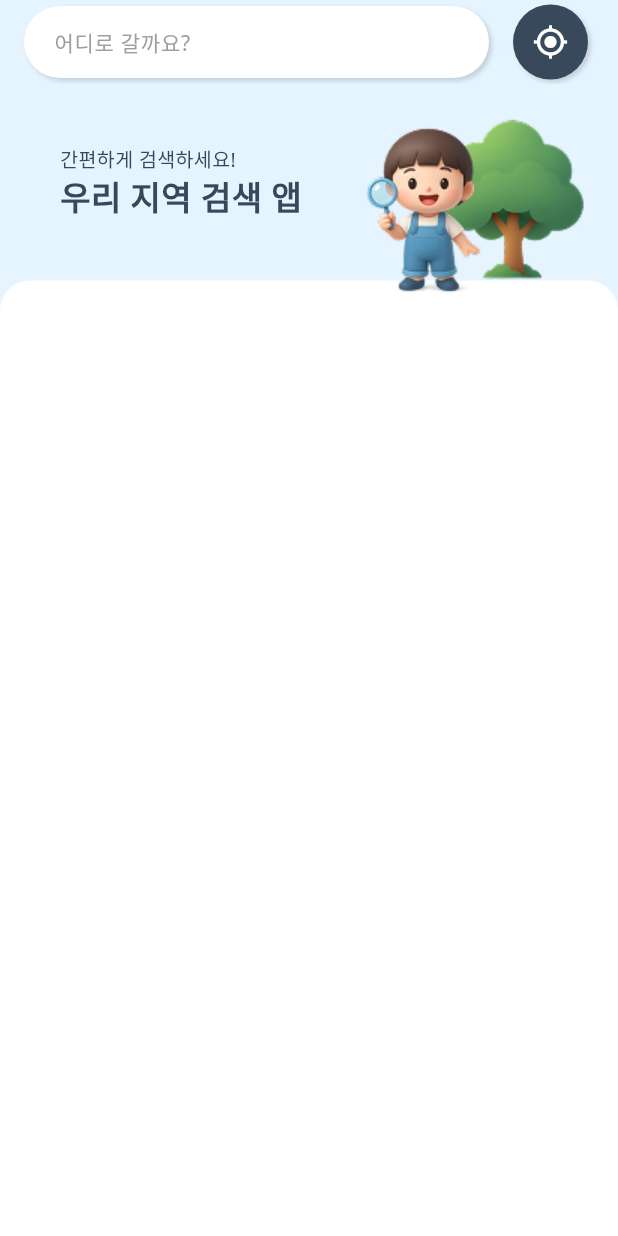
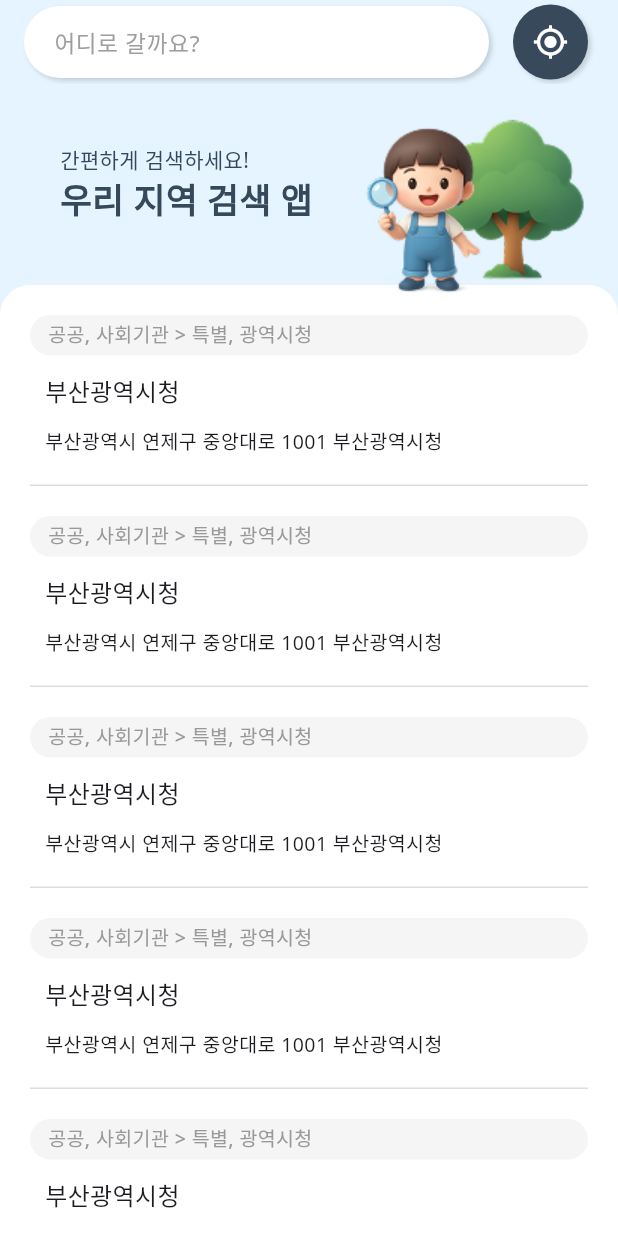
Before and after one commit to moong414/flutter_location_app, a Flutter app: the screen it shows after launch, on a phone screen of 412 x 824 dp. Run offline on Flutter 3.47's test engine with Material 3 defaults, Android fonts, the phone set to English and light mode, and no system bars.

Commit message:
feat: 홈페이지 위젯 나눔/seartch_item 추가

```diff
--- a/lib/home_page/home_page.dart
+++ b/lib/home_page/home_page.dart
@@ -1,6 +1,8 @@
 import 'dart:io';
-
 import 'package:flutter/material.dart';
+import 'package:flutter_location_app/home_page/widgets/search_item.dart';
+import 'package:flutter_location_app/widgets/search_appbar.dart';
+import 'package:flutter_location_app/home_page/widgets/homepage_title.dart';
 
 class HomePage extends StatelessWidget {
   @override
@@ -11,82 +13,27 @@ class HomePage extends StatelessWidget {
       },
       child: Scaffold(
         backgroundColor: Color(0xffE5F4FF),
-        appBar: AppBar(
-          backgroundColor: Color(0xffE5F4FF),
-          title: Container(
-            padding: EdgeInsets.only(left: 20),
-            decoration: BoxDecoration(
-              color: Colors.white,
-              borderRadius: BorderRadius.circular(50),
-              boxShadow: [
-                BoxShadow(
-                  color: Color(0x26000000),
-                  offset: Offset(2, 2),
-                  blurRadius: 2,
-                ),
-              ],
-            ),
-            child: TextField(
-              decoration: InputDecoration(
-                hintText: '어디로 갈까요?',
-                hintStyle: TextStyle(color: Colors.grey, fontSize: 14),
-                border: InputBorder.none,
-              ),
-            ),
-          ),
-          actions: [
-            GestureDetector(
-              onTap: () {},
-              child: Container(
-                width: 50,
-                height: 50,
-                decoration: BoxDecoration(
-                  color: Color(0xff37495B),
-                  borderRadius: BorderRadius.circular(50),
-                  boxShadow: [
-                    BoxShadow(
-                      color: Color(0x26000000),
-                      offset: Offset(2, 2),
-                      blurRadius: 2,
-                    ),
-                  ],
-                ),
-                child: Icon(Icons.gps_fixed, color: Colors.white),
-              ),
-            ),
-            SizedBox(width: 20),
-          ],
-        ),
+        appBar: homepageAppbar(),
         body: Stack(
           children: [
             Column(
               children: [
-                Container(
-                  width: double.infinity,
-                  padding: EdgeInsets.all(40),
-                  child: Column(
-                    crossAxisAlignment: CrossAxisAlignment.start,
-                    children: [
-                      Text(
-                        '간편하게 검색하세요!',
-                        style: TextStyle(
-                          fontSize: 13,
-                          color: Color(0xff36495b),
-                        ),
-                      ),
-                      Text('우리 지역 검색 앱', style: TextStyle(fontSize: 22, color: Color(0xff36495b), fontWeight: FontWeight.w900)),
-                    ],
-                  ),
-                ),
-
+                homepageTitle(),
                 Expanded(
                   child: Container(
+                    padding: EdgeInsets.symmetric(horizontal: 20),
                     decoration: BoxDecoration(
                       color: Colors.white,
                       borderRadius: BorderRadius.only(
                         topLeft: Radius.circular(20),
                         topRight: Radius.circular(20),
                       ),
+                    ),
+                    child: ListView.builder(
+                      itemCount: 10,
+                      itemBuilder: (context, index) {
+                        return searchItem();
+                      },
                     ),
                   ),
                 ),
--- /dev/null
+++ b/lib/home_page/widgets/homepage_title.dart
@@ -0,0 +1,25 @@
+import 'package:flutter/material.dart';
+
+Container homepageTitle() {
+  return Container(
+    width: double.infinity,
+    padding: EdgeInsets.all(40),
+    child: Column(
+      crossAxisAlignment: CrossAxisAlignment.start,
+      children: [
+        Text(
+          '간편하게 검색하세요!',
+          style: TextStyle(fontSize: 14, color: Color(0xff36495b)),
+        ),
+        Text(
+          '우리 지역 검색 앱',
+          style: TextStyle(
+            fontSize: 23,
+            color: Color(0xff36495b),
+            fontWeight: FontWeight.w900,
+          ),
+        ),
+      ],
+    ),
+  );
+}
--- /dev/null
+++ b/lib/home_page/widgets/search_item.dart
@@ -0,0 +1,42 @@
+import 'package:flutter/material.dart';
+
+Container searchItem() {
+    return Container(
+      padding: EdgeInsets.symmetric(vertical: 20),
+      decoration: BoxDecoration(
+        border: Border(bottom: BorderSide(color: Color(0xffdddddd))),
+      ),
+      child: Column(
+        crossAxisAlignment: CrossAxisAlignment.start,
+        children: [
+          Container(
+            width: double.infinity,
+            padding: EdgeInsets.fromLTRB(12, 3, 12, 5),
+            decoration: BoxDecoration(
+              color: Color(0xfff5f5f5),
+              borderRadius: BorderRadius.circular(30),
+            ),
+            child: Text(
+              '공공, 사회기관 > 특별, 광역시청',
+              style: TextStyle(
+                color: Color(0xff999999),
+                fontWeight: FontWeight.w500,
+                fontSize: 13,
+              ),
+            ),
+          ),
+          Padding(
+            padding: const EdgeInsets.symmetric(horizontal: 10, vertical: 12),
+            child: Text('부산광역시청', style: TextStyle(fontSize: 16)),
+          ),
+          Padding(
+            padding: const EdgeInsets.symmetric(horizontal: 10),
+            child: Text(
+              '부산광역시 연제구 중앙대로 1001 부산광역시청',
+              style: TextStyle(fontSize: 13),
+            ),
+          ),
+        ],
+      ),
+    );
+  }
--- /dev/null
+++ b/lib/widgets/search_appbar.dart
@@ -0,0 +1,50 @@
+import 'package:flutter/material.dart';
+
+AppBar homepageAppbar() {
+  return AppBar(
+    backgroundColor: Color(0xffE5F4FF),
+    title: Container(
+      padding: EdgeInsets.only(left: 20),
+      decoration: BoxDecoration(
+        color: Colors.white,
+        borderRadius: BorderRadius.circular(50),
+        boxShadow: [
+          BoxShadow(
+            color: Color(0x26000000),
+            offset: Offset(2, 2),
+            blurRadius: 2,
+          ),
+        ],
+      ),
+      child: TextField(
+        decoration: InputDecoration(
+          hintText: '어디로 갈까요?',
+          hintStyle: TextStyle(color: Colors.grey, fontSize: 15),
+          border: InputBorder.none,
+        ),
+      ),
+    ),
+    actions: [
+      GestureDetector(
+        onTap: () {},
+        child: Container(
+          width: 50,
+          height: 50,
+          decoration: BoxDecoration(
+            color: Color(0xff37495B),
+            borderRadius: BorderRadius.circular(50),
+            boxShadow: [
+              BoxShadow(
+                color: Color(0x26000000),
+                offset: Offset(2, 2),
+                blurRadius: 2,
+              ),
+            ],
+          ),
+          child: Icon(Icons.gps_fixed, color: Colors.white),
+        ),
+      ),
+      SizedBox(width: 20),
+    ],
+  );
+}
```
